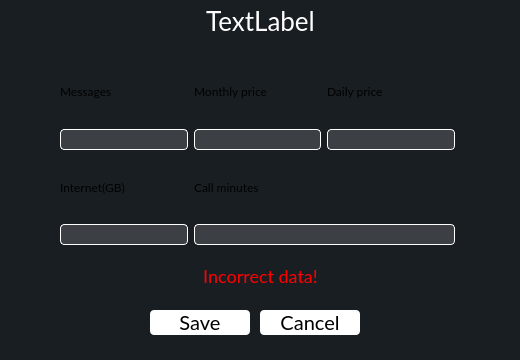
This is PhoneManagerGUI/ui/tariffeditwidget.ui in tarashunchak/PhoneCompanyManager as Qt 5 draws it before an edit. The edited form follows.
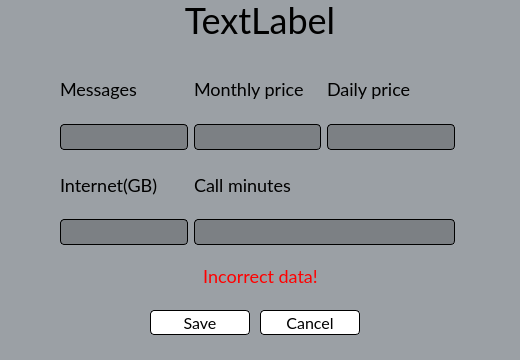
This is the edited form.

```diff
--- a/PhoneManagerGUI/ui/tariffeditwidget.ui
+++ b/PhoneManagerGUI/ui/tariffeditwidget.ui
@@ -14,8 +14,10 @@
    <string>Form</string>
   </property>
   <property name="styleSheet">
-   <string notr="true">background-color:rgb(25, 30, 35);
-font-family:Lato, Consolas;</string>
+   <string notr="true">background-color:rgb(155,160, 165);
+font-family:Lato, Arial, Consolas;
+color:black;
+font-size:18px;</string>
   </property>
   <widget class="QPushButton" name="calcel_btn">
    <property name="geometry">
@@ -29,10 +31,10 @@
    <property name="styleSheet">
     <string notr="true">QPushButton{
 color:black;
-font-size:20px;
 background-color:white;
-border:none;
+border:1px solid black;
 border-radius:4px;
+font-size:16px;
 }
 QPushButton:hover{
 	background-color:rgb(200, 200, 200);
@@ -54,10 +56,10 @@
    <property name="styleSheet">
     <string notr="true">QPushButton{
 color:black;
-font-size:20px;
 background-color:white;
-border:none;
+border:1px solid black;
 border-radius:4px;
+font-size:16px;
 }
 QPushButton:hover{
 	background-color:rgb(200, 200, 200);
@@ -72,15 +74,13 @@
     <rect>
      <x>0</x>
      <y>0</y>
-     <width>521</width>
-     <height>41</height>
+     <width>520</width>
+     <height>40</height>
     </rect>
    </property>
    <property name="styleSheet">
     <string notr="true">background-color:transparent;
-color:white;
-font-family:Lato, Consolas;
-font-size:26px;</string>
+font-size:36px;</string>
    </property>
    <property name="text">
     <string>TextLabel</string>
@@ -111,12 +111,13 @@
       <item>
        <widget class="QLineEdit" name="messages_lineEdit">
         <property name="styleSheet">
-         <string notr="true">background-color:rgba(200, 200, 200, 0.2);
-color:white;
+         <string notr="true">background-color:rgba(0, 0, 0, 0.2);
+color:black;
 font-family:Lato, Consolas;
-font-size:14px;
+font-size:18px;
 border-radius:4px;
-border:1px solid white;</string>
+border:1px solid black;
+padding-left:4px;</string>
         </property>
        </widget>
       </item>
@@ -134,12 +135,13 @@
       <item>
        <widget class="QLineEdit" name="daily_price_lineEdit">
         <property name="styleSheet">
-         <string notr="true">background-color:rgba(200, 200, 200, 0.2);
-color:white;
+         <string notr="true">background-color:rgba(0, 0, 0, 0.2);
+color:black;
 font-family:Lato, Consolas;
-font-size:14px;
+font-size:18px;
 border-radius:4px;
-border:1px solid white;</string>
+border:1px solid black;
+padding-left:4px;</string>
         </property>
        </widget>
       </item>
@@ -157,12 +159,13 @@
       <item>
        <widget class="QLineEdit" name="internet_lineEdit">
         <property name="styleSheet">
-         <string notr="true">background-color:rgba(200, 200, 200, 0.2);
-color:white;
+         <string notr="true">background-color:rgba(0, 0, 0, 0.2);
+color:black;
 font-family:Lato, Consolas;
-font-size:14px;
+font-size:18px;
 border-radius:4px;
-border:1px solid white;</string>
+border:1px solid black;
+padding-left:4px;</string>
         </property>
        </widget>
       </item>
@@ -180,12 +183,13 @@
       <item>
        <widget class="QLineEdit" name="call_minutes_lineEdit">
         <property name="styleSheet">
-         <string notr="true">background-color:rgba(200, 200, 200, 0.2);
-color:white;
+         <string notr="true">background-color:rgba(0, 0, 0, 0.2);
+color:black;
 font-family:Lato, Consolas;
-font-size:14px;
+font-size:18px;
 border-radius:4px;
-border:1px solid white;</string>
+border:1px solid black;
+padding-left:4px;</string>
         </property>
        </widget>
       </item>
@@ -203,12 +207,13 @@
       <item>
        <widget class="QLineEdit" name="monthly_price_lineEdit">
         <property name="styleSheet">
-         <string notr="true">background-color:rgba(200, 200, 200, 0.2);
-color:white;
+         <string notr="true">background-color:rgba(0, 0, 0, 0.2);
+color:black;
 font-family:Lato, Consolas;
-font-size:14px;
+font-size:18px;
 border-radius:4px;
-border:1px solid white;</string>
+border:1px solid black;
+padding-left:4px;</string>
         </property>
        </widget>
       </item>
@@ -226,10 +231,11 @@
     </rect>
    </property>
    <property name="styleSheet">
-    <string notr="true">background-color:transparent;
-color:red;
-font-family:Lato, Consolas;
-font-size:18px;</string>
+    <string notr="true">color:red;
+font-family:Lato, Arial, Consolas;
+font-size:18px;
+background-color:transparent;
+</string>
    </property>
    <property name="text">
     <string>Incorrect data!</string>
```
